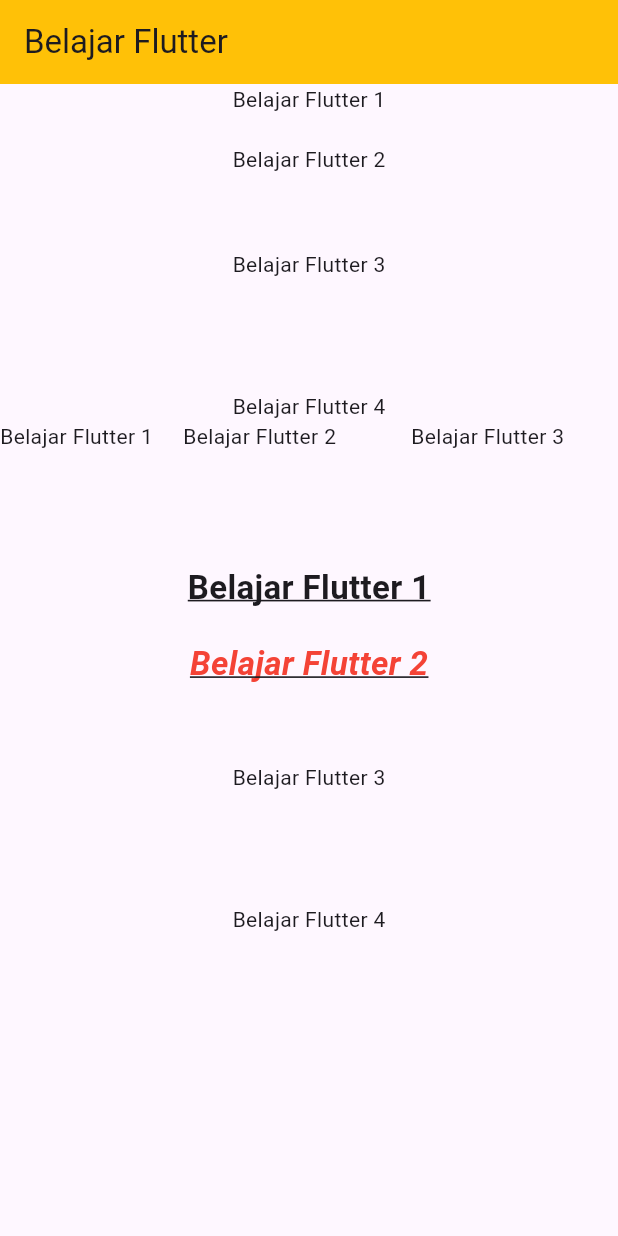
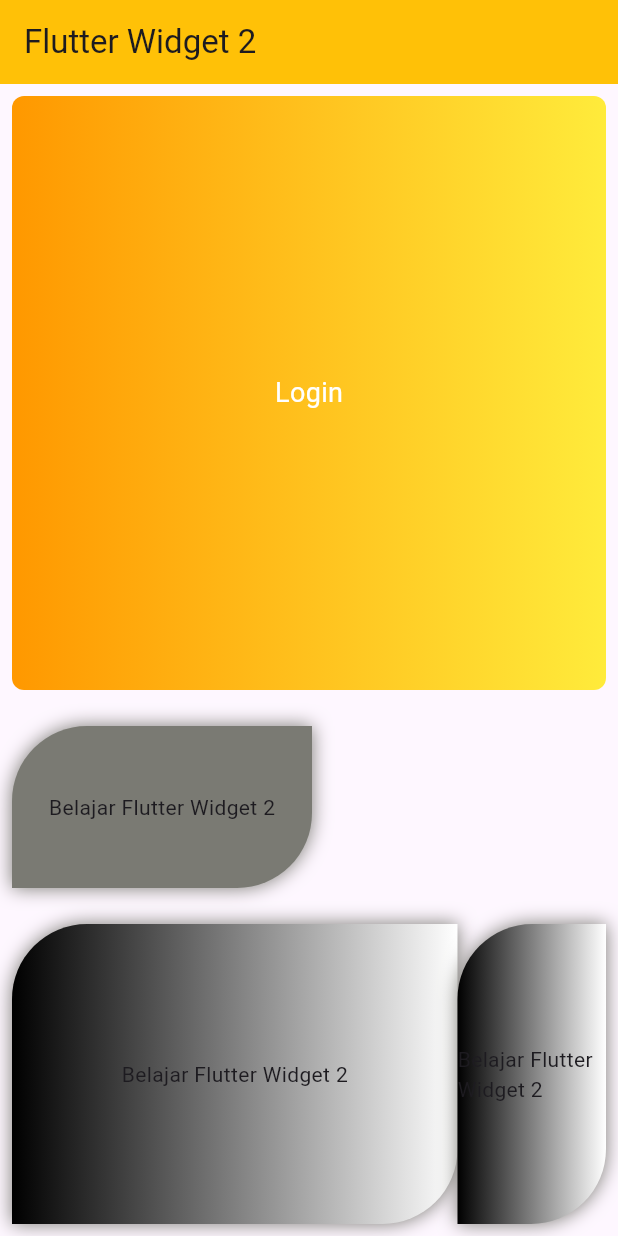
Before and after one commit to Habibieproject/practice_arn, a Flutter app: the screen it shows after launch, on a phone screen of 412 x 824 dp. Run offline on Flutter 3.47's test engine with Material 3 defaults, Android fonts, the phone set to English and light mode, and no system bars.

Commit message:
Flutter Widget 2

```diff
--- a/lib/main.dart
+++ b/lib/main.dart
@@ -1,5 +1,5 @@
 import 'package:flutter/material.dart';
-import 'package:practice_arn/views/first_screen.dart';
+import 'package:practice_arn/views/flutter_widget_2/expanded.dart';
 
 void main() {
   runApp(const MyApp());
@@ -31,7 +31,7 @@
         // tested with just a hot reload.
         colorScheme: ColorScheme.fromSeed(seedColor: Colors.deepPurple),
       ),
-      home: FirstScreen(),
+      home: FlutterWidget2Expanded(),
     );
   }
 }
--- /dev/null
+++ b/lib/views/flutter_widget_2/expanded.dart
@@ -0,0 +1,117 @@
+import 'package:flutter/material.dart';
+
+class FlutterWidget2Expanded extends StatelessWidget {
+  const FlutterWidget2Expanded({super.key});
+
+  @override
+  Widget build(BuildContext context) {
+    return Scaffold(
+      appBar: AppBar(
+        title: Text("Flutter Widget 2"),
+        backgroundColor: Colors.amber,
+      ),
+      body: Padding(
+        // Padding is used to add padding around the child widget
+        // EdgeInsets.all is used to set the padding for all sides
+        padding: const EdgeInsets.all(8.0),
+        // EdgeInsets.symmetric is used to set the padding for vertical and horizontal sides
+        // padding: const EdgeInsets.symmetric(vertical: 24),
+        // EdgeInsets.only is used to set the padding for specific sides
+        // padding: const EdgeInsets.only(left: 50),
+        child: Column(
+          crossAxisAlignment: CrossAxisAlignment.start,
+          children: [
+            //CONTAINER
+            Expanded(
+              flex: 3,
+              child: Container(
+                height: 48,
+                width: double.infinity,
+                alignment: Alignment.center,
+                decoration: BoxDecoration(
+                  // color: Color(0xff7A7A73),
+                  gradient: LinearGradient(
+                    colors: [Colors.orange, Colors.yellow],
+                  ),
+                  borderRadius: BorderRadius.circular(8),
+                ),
+                child: Text(
+                  "Login",
+                  style: TextStyle(color: Colors.white, fontSize: 18),
+                ),
+              ),
+            ),
+            Expanded(
+              child: Container(
+                margin: EdgeInsets.only(top: 24),
+                height: 200,
+                width: 200,
+                decoration: BoxDecoration(
+                  color: Color(0xff7A7A73),
+                  borderRadius: BorderRadius.only(
+                    topLeft: Radius.circular(50),
+                    bottomRight: Radius.circular(50),
+                  ),
+                  boxShadow: [
+                    BoxShadow(color: Color(0xff7A7A73), blurRadius: 10),
+                  ],
+                ),
+                alignment: Alignment.center,
+                child: Text("Belajar Flutter Widget 2"),
+              ),
+            ),
+            Row(
+              children: [
+                Expanded(
+                  flex: 3,
+                  child: Container(
+                    margin: EdgeInsets.only(top: 24),
+                    height: 200,
+                    width: 200,
+                    decoration: BoxDecoration(
+                      color: Color(0xff7A7A73),
+                      borderRadius: BorderRadius.only(
+                        topLeft: Radius.circular(50),
+                        bottomRight: Radius.circular(50),
+                      ),
+                      gradient: LinearGradient(
+                        colors: [Colors.black, Colors.white],
+                      ),
+                      boxShadow: [
+                        BoxShadow(color: Color(0xff7A7A73), blurRadius: 10),
+                      ],
+                    ),
+                    alignment: Alignment.center,
+                    child: Text("Belajar Flutter Widget 2"),
+                  ),
+                ),
+                Expanded(
+                  child: Container(
+                    margin: EdgeInsets.only(top: 24),
+                    height: 200,
+                    width: 200,
+                    decoration: BoxDecoration(
+                      color: Color(0xff7A7A73),
+                      borderRadius: BorderRadius.only(
+                        topLeft: Radius.circular(50),
+                        bottomRight: Radius.circular(50),
+                      ),
+                      gradient: LinearGradient(
+                        colors: [Colors.black, Colors.white],
+                      ),
+                      boxShadow: [
+                        BoxShadow(color: Color(0xff7A7A73), blurRadius: 10),
+                      ],
+                    ),
+                    alignment: Alignment.center,
+                    child: Text("Belajar Flutter Widget 2"),
+                  ),
+                ),
+              ],
+            ),
+          ],
+        ),
+      ),
+    );
+  }
+}
```
Also changed, not shown: lib/views/flutter_widget_2/flutter_widget_2.dart (added, +98 -0 lines), lib/views/flutter_widget_1.dart (renamed from lib/views/first_screen.dart).
